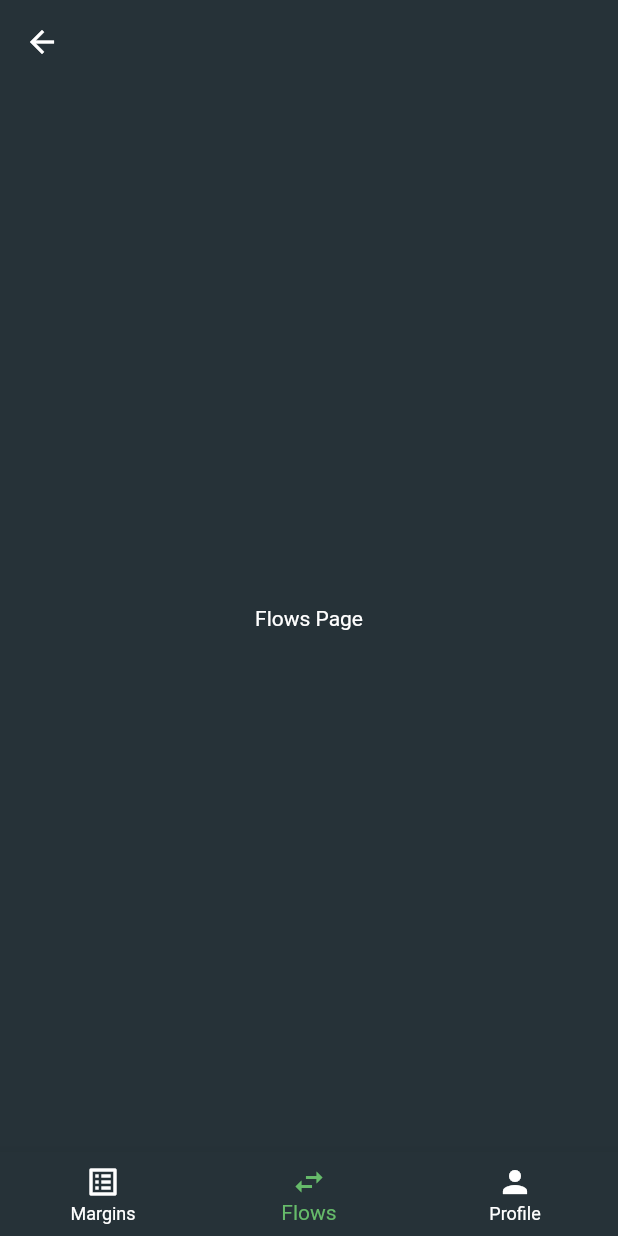
After one commit to AthanasiosPapazoglou/exp_margins, a Flutter app: the screen it shows after launch, item 2 of the bottom bar chosen, on a phone screen of 412 x 824 dp. The commit adds this screen. Run offline on Flutter 3.47's test engine with Material 2 defaults, Android fonts, the phone set to English and light mode, and no system bars; our stand-ins replace flutter_slidable; missing offline and left inert: dart:ffi.

Commit message:
updated scrolling and bottom navigation bar behaivior

```diff
--- a/lib/main_menu.dart
+++ b/lib/main_menu.dart
@@ -1,64 +1,71 @@
 // ignore_for_file: prefer_const_literals_to_create_immutables, prefer_const_constructors
 
+import 'dart:ffi';
+
+import 'package:exp_margins/navPages/flows_page.dart';
 import 'package:flutter/material.dart';
 
 import 'navPages/margins_page.dart';
+import 'navPages/profile_page.dart';
 
 class MainMenu extends StatefulWidget {
-  const MainMenu({Key key}) : super(key: key);
+  const MainMenu({Key key, this.initialPage}) : super(key: key);
+
+  final String initialPage;
 
   @override
   State<MainMenu> createState() => _MainMenuState();
 }
 
 class _MainMenuState extends State<MainMenu> {
-  int _selectedIndex = 0;
-  PageController pageController = PageController();
+  int _selectedNavigationIndex = 0;
+  String _currentPage = 'MarginsPage';
+  //PageController pageController = PageController();
 
-  void onNavBarTap(int index) {
-    setState(() {
-      _selectedIndex = index;
-    });
-    pageController.jumpToPage(index);
+  @override
+  void initState() {
+    super.initState();
+    _currentPage = widget.initialPage ?? _currentPage;
   }
 
   @override
   Widget build(BuildContext context) {
+    final tabs = {
+      'MarginsPage': MarginsPage(),
+      'FlowsPage': FlowsPage(),
+      'ProfilePage': ProfilePage(),
+    };
     return Scaffold(
-      body: PageView(
-        controller: pageController,
-        children: <Widget>[
-          MarginsPage(),
-          Center(
-            child: Text(
-              'Flows',
-              style: TextStyle(color: Colors.black),
+      body: tabs[_currentPage],
+      //extendBody: true,
+      bottomNavigationBar: BottomNavigationBar(
+        type: BottomNavigationBarType.fixed,
+        backgroundColor: Colors.blueGrey.shade900,
+        selectedItemColor: Colors.green.shade400,
+        unselectedItemColor: Colors.white,
+        currentIndex: _selectedNavigationIndex,
+        onTap: (i) {
+          setState(() {
+            _currentPage = tabs.keys.toList()[i];
+            _selectedNavigationIndex = i;
+          });
+        },
+        items: [
+          BottomNavigationBarItem(
+            icon: Icon(Icons.list_alt_outlined),
+            label: 'Margins',
+          ),
+          BottomNavigationBarItem(
+            icon: Icon(
+              Icons.swap_horiz,
             ),
+            label: 'Flows',
           ),
-          Center(
-            child: Text(
-              'Edit',
-              style: TextStyle(color: Colors.black),
-            ),
+          BottomNavigationBarItem(
+            icon: Icon(Icons.person),
+            label: 'Profile',
           ),
         ],
-        onPageChanged: onNavBarTap,
-      ),
-      bottomNavigationBar: BottomNavigationBar(
-        items: const <BottomNavigationBarItem>[
-          BottomNavigationBarItem(
-              icon: Icon(
-                Icons.margin,
-              ),
-              label: 'Margins'),
-          BottomNavigationBarItem(icon: Icon(Icons.swap_horiz), label: 'Flows'),
-          BottomNavigationBarItem(icon: Icon(Icons.edit), label: 'Edit'),
-        ],
-        currentIndex: _selectedIndex,
-        backgroundColor: Theme.of(context).scaffoldBackgroundColor,
-        selectedItemColor: Theme.of(context).primaryColor,
-        unselectedItemColor: Colors.white,
-        onTap: onNavBarTap,
       ),
     );
   }
--- /dev/null
+++ b/lib/navPages/flows_page.dart
@@ -0,0 +1,21 @@
+// ignore_for_file: prefer_const_constructors
+
+import 'package:flutter/material.dart';
+import 'package:flutter/src/foundation/key.dart';
+import 'package:flutter/src/widgets/framework.dart';
+
+class FlowsPage extends StatelessWidget {
+  const FlowsPage({Key key}) : super(key: key);
+
+  @override
+  Widget build(BuildContext context) {
+    return Scaffold(
+      body: Center(
+        child: Text(
+          'Flows Page',
+          style: TextStyle(color: Colors.white),
+        ),
+      ),
+    );
+  }
+}
```
Also changed, not shown: lib/navPages/profile_page.dart (added, +21 -0 lines).
